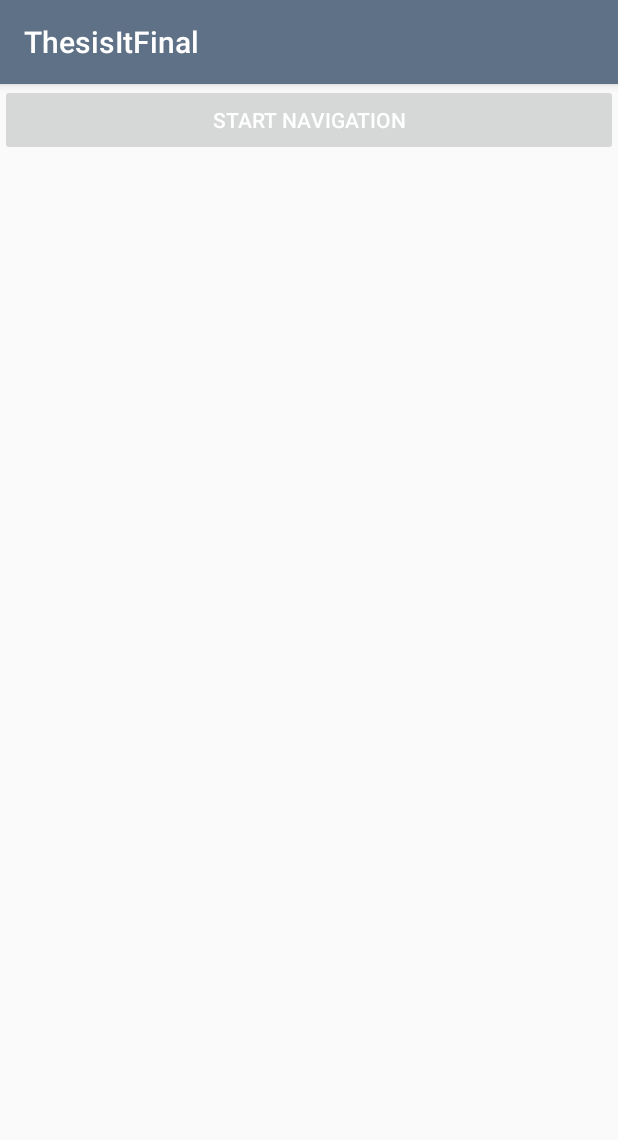
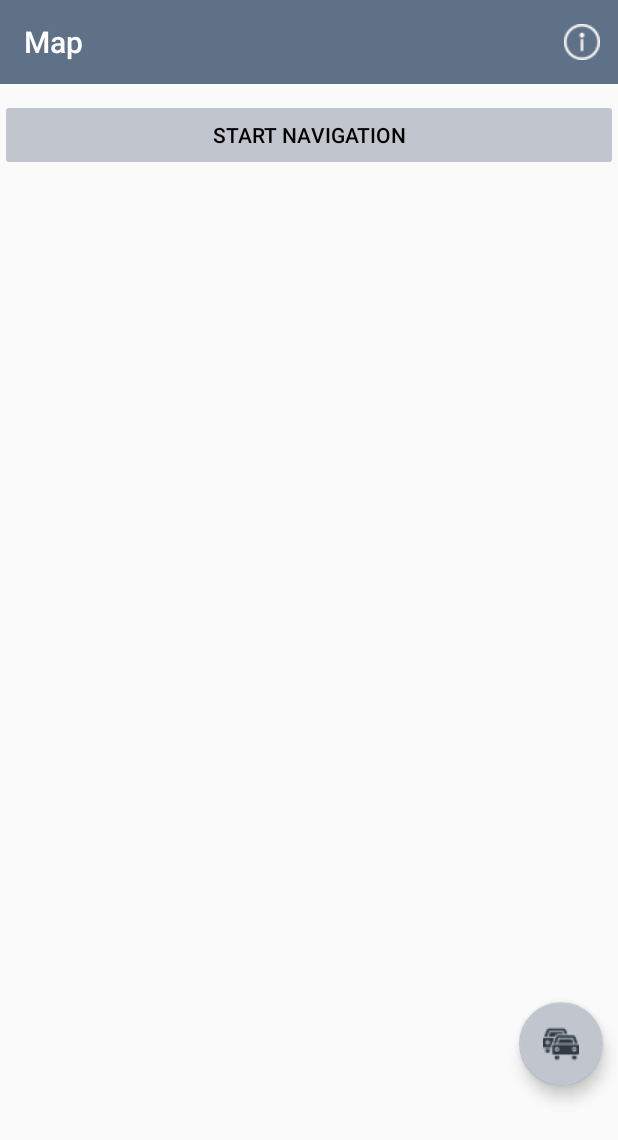
Before and after one commit to DZDomalaon/Evaquake, an Android app: the screen it shows after launch (map), after a tap on "MAP", on a phone screen of 412 x 824 dp. Shown: the top 1140 px of the screen. Run offline under Robolectric (Android 15) with nearby library versions, the phone set to English and light mode, and no system bars; our stand-ins replace Timber; libraries missing offline, so code that uses them is left out: com.mapbox.android, com.mapbox.api, com.mapbox.core, com.mapbox.geojson, com.mapbox.mapboxsdk and 1 more; plain views replace MapView; 7 statements that could not run were skipped.

Commit message:
Added and Edited UI Elements
-Toolbar
-Info button in toolbar
-Info dialog
-Edited cardview
-Added icons
-Traffic floating button

GRADLE ALSO UPDATED

```diff
--- a/ThesisItFinal/app/build.gradle
+++ b/ThesisItFinal/app/build.gradle
@@ -44,5 +44,8 @@ dependencies {
     implementation 'com.mapbox.mapboxsdk:mapbox-android-navigation-ui:0.42.4'
     implementation 'com.mapbox.navigator:mapbox-navigation-native:6.2.1'
     implementation 'com.mapbox.mapboxsdk:mapbox-android-plugin-traffic-v8:0.9.0'
+    implementation 'com.android.support:appcompat-v7:28.0.0'
+    implementation 'com.android.support:design:28.0.0'
+    implementation 'com.google.android.material:material:1.0.0'
 
 }
--- a/ThesisItFinal/app/src/main/java/com/example/thesisitfinal/MainActivity.java
+++ b/ThesisItFinal/app/src/main/java/com/example/thesisitfinal/MainActivity.java
@@ -18,9 +18,10 @@ import com.google.android.gms.tasks.OnCompleteListener;
 import com.google.android.gms.tasks.Task;
 import com.google.firebase.iid.FirebaseInstanceId;
 import com.google.firebase.iid.InstanceIdResult;
+import com.google.firebase.messaging.FirebaseMessaging;
 
 public class MainActivity extends AppCompatActivity {
-    private Button btn_instructions, btn_map, btn_guide;
+    private Button btn_map, btn_guide;
     private static final String TAG = "MainActivity";
 
     @Override
@@ -28,17 +29,8 @@ public class MainActivity extends AppCompatActivity {
         super.onCreate(savedInstanceState);
         setContentView(R.layout.activity_main);
 
-        btn_instructions = findViewById(R.id.instructionsBtn);
         btn_map = findViewById(R.id.mapBtn);
         btn_guide = findViewById(R.id.guideBtn);
-
-        btn_instructions.setOnClickListener(new View.OnClickListener() {
-            @Override
-            public void onClick(View view) {
-                Intent intent = new Intent(view.getContext(), test.class);
-                view.getContext().startActivity(intent);
-            }
-        });
 
         btn_map.setOnClickListener(new View.OnClickListener() {
             @Override
@@ -77,28 +69,9 @@ public class MainActivity extends AppCompatActivity {
 
                     }
                 });
-        Toast.makeText(this, "Please enable your internet and location before using the map.", Toast.LENGTH_SHORT).show();
+
+        Toast.makeText(this, "Please enable your internet and location before using the map.", Toast.LENGTH_LONG).show();
 
     }
 
-    private void showDialog()
-    {
-        //before inflating the custom alert dialog layout, we will get the current activity viewgroup
-        ViewGroup viewGroup = findViewById(android.R.id.content);
-
-        //then we will inflate the custom alert dialog xml that we created
-        View dialogView = LayoutInflater.from(this).inflate(R.layout.dialog, viewGroup, false);
-
-
-        //Now we need an AlertDialog.Builder object
-        AlertDialog.Builder builder = new AlertDialog.Builder(this);
-
-        //setting the view of the builder to our custom view that we already inflated
-        builder.setView(dialogView);
-
-        //finally creating the alert dialog and displaying it
-        AlertDialog alertDialog = builder.create();
-        alertDialog.show();
-
-    }
 }
--- a/ThesisItFinal/app/src/main/java/com/example/thesisitfinal/map.java
+++ b/ThesisItFinal/app/src/main/java/com/example/thesisitfinal/map.java
@@ -6,17 +6,24 @@ import android.graphics.BitmapFactory;
 import android.graphics.Color;
 import android.os.AsyncTask;
 import android.os.Bundle;
+import android.view.LayoutInflater;
+import android.view.Menu;
+import android.view.MenuItem;
 import android.view.View;
+import android.view.ViewGroup;
 import android.widget.Button;
 import android.widget.Toast;
 
 import androidx.annotation.NonNull;
+import androidx.appcompat.app.AlertDialog;
 import androidx.appcompat.app.AppCompatActivity;
+import androidx.appcompat.widget.Toolbar;
 import androidx.recyclerview.widget.DefaultItemAnimator;
 import androidx.recyclerview.widget.LinearLayoutManager;
 import androidx.recyclerview.widget.LinearSnapHelper;
 import androidx.recyclerview.widget.RecyclerView;
 
+import com.google.android.material.floatingactionbutton.FloatingActionButton;
 import com.mapbox.android.core.permissions.PermissionsListener;
 import com.mapbox.android.core.permissions.PermissionsManager;
 import com.mapbox.api.directions.v5.DirectionsCriteria;
@@ -104,11 +111,15 @@ public class map extends AppCompatActivity implements
     ArrayList<SingleRecyclerViewLocation> locationList;
     ProgressDialog progressDialog;
 
+    Toolbar toolbar;
+    FloatingActionButton btnTraffic;
+
     @Override
     protected void onCreate(Bundle savedInstanceState)
     {
         super.onCreate(savedInstanceState);
 
+        //Map
         Mapbox.getInstance(this, getString(R.string.access_token));
         setContentView(R.layout.activity_map);
         mapView = findViewById(R.id.mapView);
@@ -122,8 +133,66 @@ public class map extends AppCompatActivity implements
         } catch (InterruptedException e) {
             e.printStackTrace();
         }
+
+        //Toolbar
+        toolbar = findViewById(R.id.toolbar);
+        toolbar.setTitleTextColor(Color.WHITE);
+        setSupportActionBar(toolbar);
+        getSupportActionBar().setTitle("Map");
+
+        //Traffic FAB
+        btnTraffic = findViewById(R.id.trafficBtn);
+        btnTraffic.setOnClickListener(new View.OnClickListener() {
+            @Override
+            public void onClick(View v) {
+                Toast.makeText(map.this, "SHOW TRAFFIC", Toast.LENGTH_SHORT).show();
+                //I-Change ra ang toast pang test rana
+            }
+        });
     }
 
+    //For Toolbar
+    @Override
+    public boolean onCreateOptionsMenu(Menu menu) {
+        getMenuInflater().inflate(R.menu.menu_main, menu);
+
+        return super.onCreateOptionsMenu(menu);
+    }
+
+    @Override
+    public boolean onOptionsItemSelected(MenuItem item) {
+        switch (item.getItemId()) {
+            case R.id.info:
+                showCustomDialog();
+        }
+
+        return super.onOptionsItemSelected(item);
+    }
+
+    //For Info Dialog
+    private void showCustomDialog() {
+
+        ViewGroup viewGroup = findViewById(android.R.id.content);
+
+        final View dialogView = LayoutInflater.from(this).inflate(R.layout.dialog, viewGroup, false);
+
+        AlertDialog.Builder builder = new AlertDialog.Builder(this);
+
+        builder.setView(dialogView);
+
+        final AlertDialog alertDialog = builder.create();
+
+        alertDialog.show();
+
+        dialogView.findViewById(R.id.buttonOk).setOnClickListener(new View.OnClickListener() {
+            @Override
+            public void onClick(View v) {
+                alertDialog.dismiss();
+            }
+        });
+    }
+
+    //For Map
     @Override
     public void onMapReady(@NonNull final MapboxMap mapboxMap)
     {
--- a/ThesisItFinal/app/src/main/res/layout/activity_map.xml
+++ b/ThesisItFinal/app/src/main/res/layout/activity_map.xml
@@ -1,8 +1,21 @@
 <?xml version="1.0" encoding="utf-8"?>
-<FrameLayout
+
+<LinearLayout
     xmlns:android="http://schemas.android.com/apk/res/android"
     xmlns:mapbox="http://schemas.android.com/apk/res-auto"
     xmlns:tools="http://schemas.android.com/tools"
+    android:layout_height="match_parent"
+    android:layout_width="match_parent"
+    android:orientation="vertical">
+
+    <androidx.appcompat.widget.Toolbar
+        android:layout_width="match_parent"
+        android:layout_height="wrap_content"
+        android:background="@color/colorPrimary"
+        android:minHeight="?attr/actionBarSize"
+        android:id="@+id/toolbar" />
+
+    <FrameLayout
         android:layout_width="match_parent"
         android:layout_height="match_parent"
         tools:context=".map">
@@ -16,12 +29,23 @@
 
             <Button
                 android:id="@+id/navButton"
+                android:backgroundTint="@color/colorAccent"
                 android:layout_width="match_parent"
                 android:layout_height="wrap_content"
+                android:layout_marginTop="10dp"
                 android:enabled="false"
-            android:textColor="@color/mapboxWhite"
+                android:textColor="@android:color/black"
                 android:text="@string/start_navigation" />
         </com.mapbox.mapboxsdk.maps.MapView>
+
+        <com.google.android.material.floatingactionbutton.FloatingActionButton
+            android:id="@+id/trafficBtn"
+            android:layout_width="wrap_content"
+            android:layout_height="wrap_content"
+            android:layout_gravity="bottom|right"
+            android:layout_marginRight="10dp"
+            android:layout_marginBottom="100dp"
+            android:src="@drawable/ic_traffic" />
 
         <androidx.recyclerview.widget.RecyclerView
             android:id="@+id/rv_on_top_of_map"
@@ -31,3 +55,6 @@
             android:layout_marginBottom="8dp" />
 
     </FrameLayout>
+
+
+</LinearLayout>
--- /dev/null
+++ b/ThesisItFinal/app/src/main/res/menu/menu_main.xml
@@ -0,0 +1,10 @@
+<?xml version="1.0" encoding="utf-8"?>
+<menu xmlns:android="http://schemas.android.com/apk/res/android"
+    xmlns:app="http://schemas.android.com/apk/res-auto">
+    <item
+        android:title="Info"
+        android:id="@+id/info"
+        android:orderInCategory="100"
+        android:icon="@drawable/ic_info"
+        app:showAsAction="always"/>
+</menu>
--- a/ThesisItFinal/app/src/main/res/values/styles.xml
+++ b/ThesisItFinal/app/src/main/res/values/styles.xml
@@ -1,7 +1,7 @@
 <resources>
 
     <!-- Base application theme. -->
-    <style name="AppTheme" parent="Theme.AppCompat.Light.DarkActionBar">
+    <style name="AppTheme" parent="Theme.AppCompat.Light.NoActionBar">
         <!-- Customize your theme here. -->
         <item name="colorPrimary">@color/colorPrimary</item>
         <item name="colorPrimaryDark">@color/colorPrimaryDark</item>
--- a/ThesisItFinal/build.gradle
+++ b/ThesisItFinal/build.gradle
@@ -7,7 +7,7 @@ buildscript {
         mavenCentral()
     }
     dependencies {
-        classpath 'com.android.tools.build:gradle:3.5.2'
+        classpath 'com.android.tools.build:gradle:3.5.3'
         classpath 'com.google.gms:google-services:4.3.3'
 
 
```
Also changed, not shown: ThesisItFinal/app/src/main/res/layout/activity_main.xml (+6 -17 lines), ThesisItFinal/app/src/main/res/layout/cardview_symbol_layer.xml (+5 -11 lines), ThesisItFinal/app/src/main/res/layout/dialog.xml (+35 -10 lines), ThesisItFinal/app/src/main/res/drawable/ic_info.png (added), ThesisItFinal/app/src/main/res/drawable/ic_route.png (added), ThesisItFinal/app/src/main/res/drawable/ic_traffic.png (added), ThesisItFinal/app/src/main/res/drawable/ic_ulocation.png (added). Lines whose indentation alone changed are shown as unchanged.
